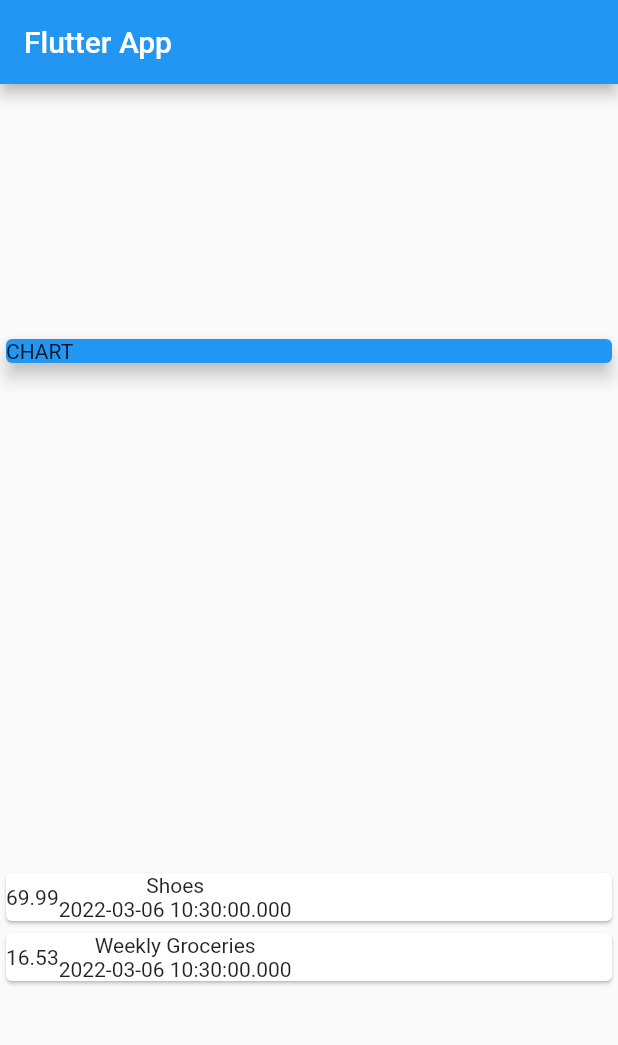
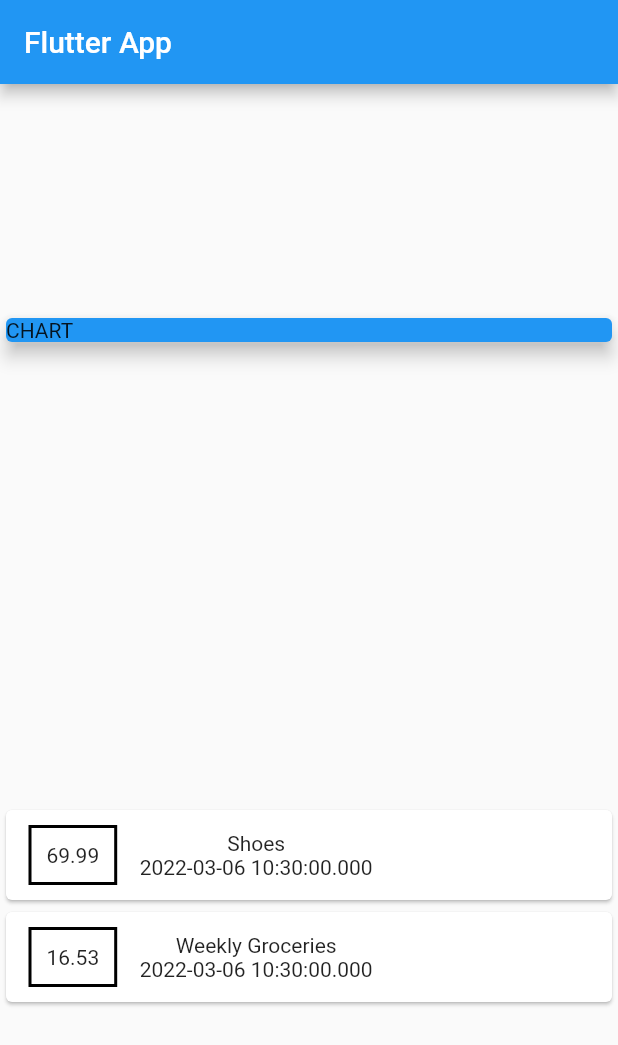
Before and after one commit to dastagg/ACMIND-personal-expenses, a Flutter app: the screen it shows after launch, on a phone screen of 412 x 824 dp. Shown: the top 1045 px of the screen. Run offline on Flutter 3.47's test engine with Material 2 defaults, Android fonts, the phone set to English and light mode, and no system bars.

Commit message:
End of 77.

```diff
--- a/lib/main.dart
+++ b/lib/main.dart
@@ -57,6 +57,15 @@ class MyHomePage extends StatelessWidget {
                         child: Text(
                           tx.amount.toString(),
                         ),
+                        margin: const EdgeInsets.symmetric(
+                            vertical: 10.0, horizontal: 15.0),
+                        decoration: BoxDecoration(
+                          border: Border.all(
+                            color: Colors.black,
+                            width: 2.0,
+                          ),
+                        ),
+                        padding: const EdgeInsets.all(10.0),
                       ),
                       Column(
                         children: [
```
